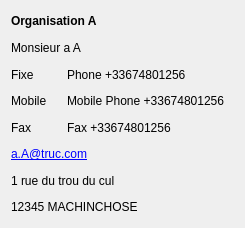
The window that src/gui/widgets/customerdatawidget.ui (FACT-Team/FactDev) describes before a commit, drawn with Qt 5.
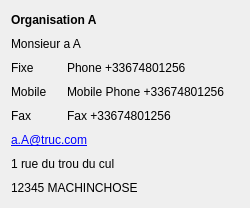
The same window after the commit. Icons and pictures are not drawn.

```diff
--- a/src/gui/widgets/customerdatawidget.ui
+++ b/src/gui/widgets/customerdatawidget.ui
@@ -6,8 +6,8 @@
    <rect>
     <x>0</x>
     <y>0</y>
-    <width>245</width>
-    <height>228</height>
+    <width>250</width>
+    <height>208</height>
    </rect>
   </property>
   <property name="maximumSize">
```
